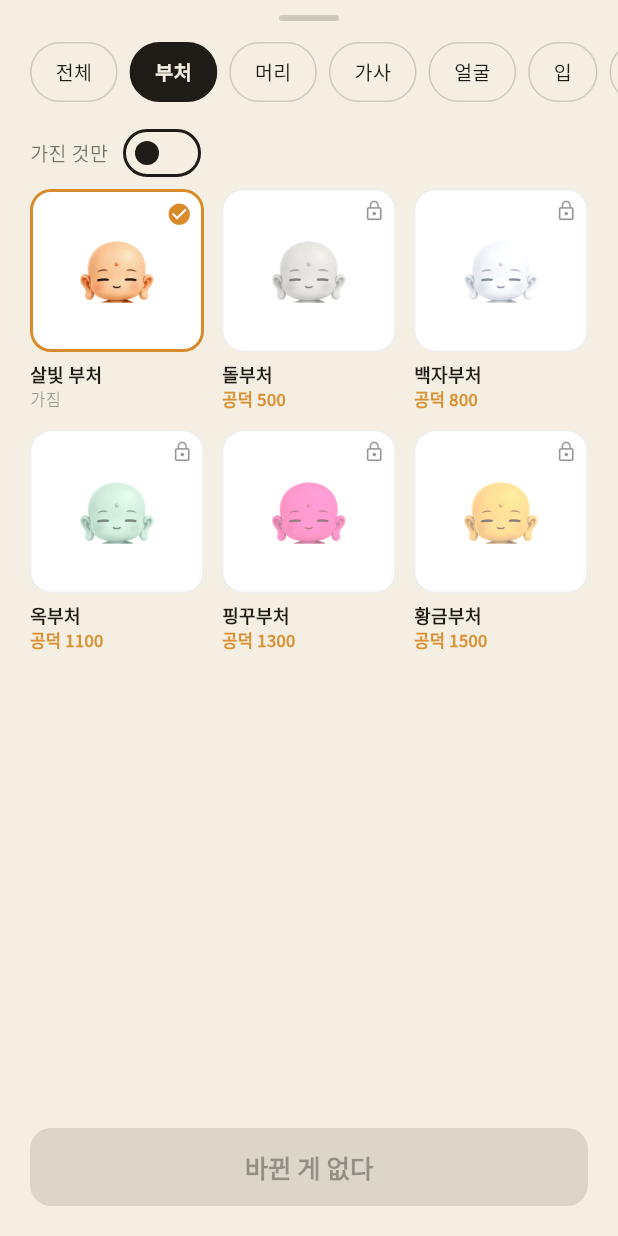
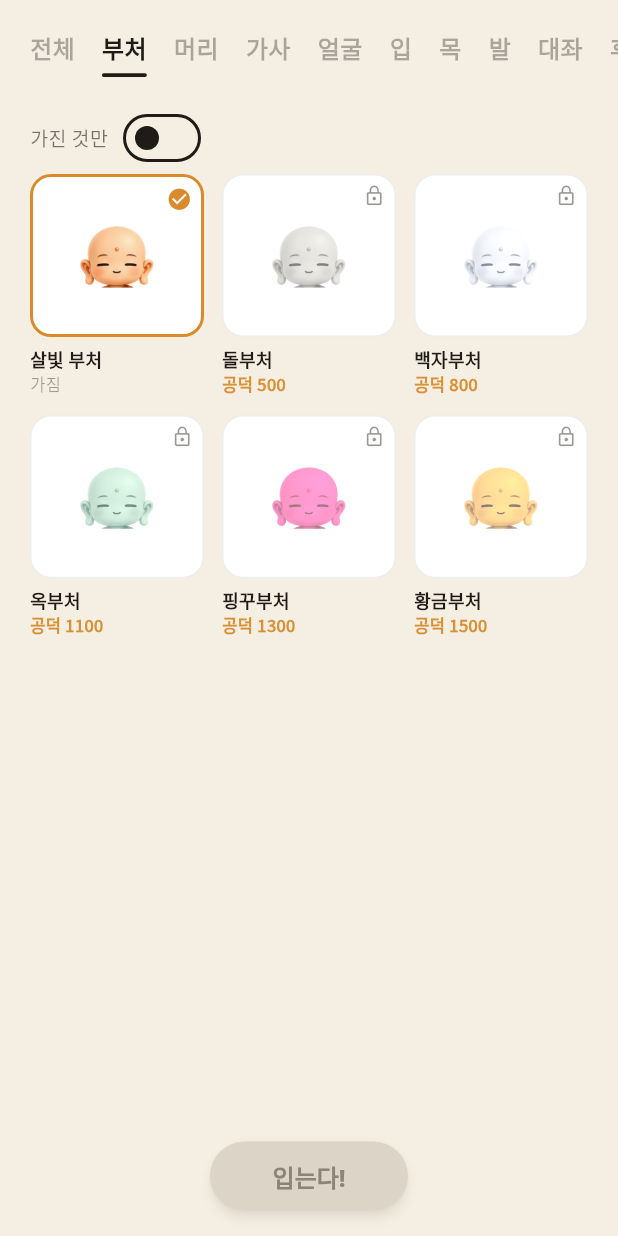
Before and after one commit to lbk0827/buddha, a Flutter app: the _Sheet widget shown alone on an empty page, opened directly with empty values, on a phone screen of 412 x 824 dp. Run offline on Flutter 3.47's test engine with Material 3 defaults, Android fonts, the phone set to English and light mode, and no system bars; our stand-ins replace audioplayers, drift, drift_flutter, flutter_local_notifications, flutter_riverpod, flutter_svg and 6 more; missing offline and left inert: health; accounts and stored records are empty; generated files the repository leaves out were written again.

Commit message:
꾸미기: 옷장 시트 손잡이 선을 지우고, 탭은 글자만, 입기 버튼은 작은 알약으로 띄운다
- 시트 맨 위의 의미 없는 가로 선(손잡이)을 지운다
- 안드로이드 스트레치 오버스크롤을 꺼서 끝까지 당겨도 썸네일·이름이 늘어나지 않는다
- 카테고리 탭은 테두리 없이 글자만 두고, 고른 탭은 굵게 + 글자 폭 밑줄, 간격을 좁힌다
- 「이대로 입는다」 넓은 버튼 대신 그리드 위에 늘 떠 있는 「입는다!」 알약 버튼.
  비활성일 때도 불투명하게 칠해 뒤 썸네일이 비치지 않게 한다

Co-Authored-By: Claude Opus 5.5 <noreply@anthropic.com>

```diff
--- a/lib/features/avatar/wardrobe_screen.dart
+++ b/lib/features/avatar/wardrobe_screen.dart
@@ -205,23 +205,21 @@ class _Sheet extends StatelessWidget {
         color: isDark ? const Color(0xFF1B1915) : Tokens.ivory,
         borderRadius: const BorderRadius.vertical(top: Radius.circular(22)),
       ),
+      // 안드로이드 기본 스트레치 효과는 끝까지 당기면 썸네일과 이름을 늘려
+      // 보여 준다. 시트 안 스크롤은 늘어나지 않고 그냥 멈춘다.
+      child: ScrollConfiguration(
+        behavior: ScrollConfiguration.of(context).copyWith(overscroll: false),
         child: Column(
           children: [
-          const SizedBox(height: 10),
-          Container(
-            width: 40,
-            height: 4,
-            decoration: BoxDecoration(
-              color: fg.withValues(alpha: 0.18),
-              borderRadius: BorderRadius.circular(2),
-            ),
-          ),
             const SizedBox(height: 14),
             SizedBox(
-            height: 40,
+              height: 44,
               child: ListView(
                 scrollDirection: Axis.horizontal,
-              padding: const EdgeInsets.symmetric(horizontal: Tokens.gutter),
+                // 첫 글자가 아래 그리드 왼쪽 끝과 줄이 맞도록 탭 여백만큼 당긴다.
+                padding: const EdgeInsets.symmetric(
+                  horizontal: Tokens.gutter - _SlotChip.hPad,
+                ),
                 children: [
                   _SlotChip(
                     label: '전체',
@@ -258,6 +256,9 @@ class _Sheet extends StatelessWidget {
               ),
             ),
             Expanded(
+              child: Stack(
+                children: [
+                  Positioned.fill(
                     child: _Grid(
                       items: items,
                       equip: equip,
@@ -265,23 +266,21 @@ class _Sheet extends StatelessWidget {
                       onTap: onTapItem,
                     ),
                   ),
-          Padding(
-            padding: const EdgeInsets.fromLTRB(
-              Tokens.gutter,
-              8,
-              Tokens.gutter,
-              20,
-            ),
-            child: SizedBox(
-              height: 52,
-              width: double.infinity,
-              child: FilledButton(
+                  Positioned(
+                    left: 0,
+                    right: 0,
+                    bottom: 16,
+                    child: Center(
+                      child: _WearButton(
                         onPressed: dirty && !saving ? onSave : null,
-                child: Text(dirty ? '이대로 입는다' : '바뀐 게 없다'),
                       ),
                     ),
                   ),
                 ],
+              ),
+            ),
+          ],
+        ),
       ),
     );
   }
@@ -321,8 +320,8 @@ class _Grid extends ConsumerWidget {
 
     return GridView.count(
       crossAxisCount: 3,
-      // 아래 버튼에 가려 이름이 잘리지 않도록 여유를 준다.
-      padding: const EdgeInsets.fromLTRB(Tokens.gutter, 0, Tokens.gutter, 16),
+      // 떠 있는 입기 버튼에 마지막 줄 이름이 가리지 않도록 여유를 준다.
+      padding: const EdgeInsets.fromLTRB(Tokens.gutter, 0, Tokens.gutter, 80),
       mainAxisSpacing: 12,
       crossAxisSpacing: 12,
       childAspectRatio: 0.78,
@@ -427,6 +426,34 @@ class _ItemTile extends StatelessWidget {
   }
 }
 
+/// 그리드 위에 늘 떠 있는 작은 알약 버튼.
+/// 바뀐 게 없을 때도 불투명하게 칠한다. 기본 비활성 색은 반투명이라
+/// 뒤의 썸네일이 비쳐 고장 난 것처럼 보인다.
+class _WearButton extends StatelessWidget {
+  const _WearButton({required this.onPressed});
+
+  final VoidCallback? onPressed;
+
+  @override
+  Widget build(BuildContext context) {
+    return FilledButton(
+      onPressed: onPressed,
+      style: FilledButton.styleFrom(
+        minimumSize: const Size(132, 46),
+        padding: const EdgeInsets.symmetric(horizontal: 32),
+        shape: const StadiumBorder(),
+        disabledBackgroundColor: const Color(0xFFDCD4C6),
+        disabledForegroundColor: const Color(0xFF8C8478),
+        elevation: 3,
+        shadowColor: Colors.black38,
+        textStyle: const TextStyle(fontSize: 16, fontWeight: FontWeight.w800),
+      ),
+      child: const Text('입는다!'),
+    );
+  }
+}
+
+/// 카테고리 탭. 테두리 없이 글자만 두고, 고른 탭은 굵게 쓰고 밑줄을 긋는다.
 class _SlotChip extends StatelessWidget {
   const _SlotChip({
     required this.label,
@@ -438,30 +465,45 @@ class _SlotChip extends StatelessWidget {
   final bool selected;
   final VoidCallback onTap;
 
+  /// 글자 양옆 여백. 탭 사이 간격은 이것의 두 배가 된다.
+  static const hPad = 9.0;
+
   @override
   Widget build(BuildContext context) {
     final fg = Theme.of(context).colorScheme.onSurface;
-    return Padding(
-      padding: const EdgeInsets.only(right: 8),
+    return Semantics(
+      selected: selected,
+      button: true,
       child: InkWell(
         onTap: onTap,
-        borderRadius: BorderRadius.circular(999),
-        child: Container(
-          padding: const EdgeInsets.symmetric(horizontal: 16),
-          alignment: Alignment.center,
+        borderRadius: BorderRadius.circular(8),
+        child: Padding(
+          padding: const EdgeInsets.symmetric(horizontal: hPad),
+          // 밑줄이 글자 폭만큼 그어지도록 글자 폭에 맞춘다.
+          child: IntrinsicWidth(
+            child: Column(
+              mainAxisAlignment: MainAxisAlignment.center,
+              crossAxisAlignment: CrossAxisAlignment.stretch,
+              children: [
+                Text(
+                  label,
+                  textAlign: TextAlign.center,
+                  style: TextStyle(
+                    fontSize: 16,
+                    color: selected ? fg : fg.withValues(alpha: 0.35),
+                    fontWeight: selected ? FontWeight.w800 : FontWeight.w600,
+                  ),
+                ),
+                const SizedBox(height: 5),
+                // 고르지 않은 탭도 같은 높이의 투명한 줄을 둬서 글자가 들썩이지 않게.
+                Container(
+                  height: 2.5,
                   decoration: BoxDecoration(
-            color: selected ? Tokens.ink : Colors.transparent,
-            border: Border.all(
-              color: selected ? Tokens.ink : fg.withValues(alpha: 0.18),
+                    color: selected ? fg : Colors.transparent,
+                    borderRadius: BorderRadius.circular(2),
                   ),
-            borderRadius: BorderRadius.circular(999),
                 ),
-          child: Text(
-            label,
-            style: TextStyle(
-              fontSize: 13,
-              color: selected ? Tokens.ivory : fg,
-              fontWeight: selected ? FontWeight.w700 : null,
+              ],
             ),
           ),
         ),
```
Lines whose indentation alone changed are shown as unchanged.
